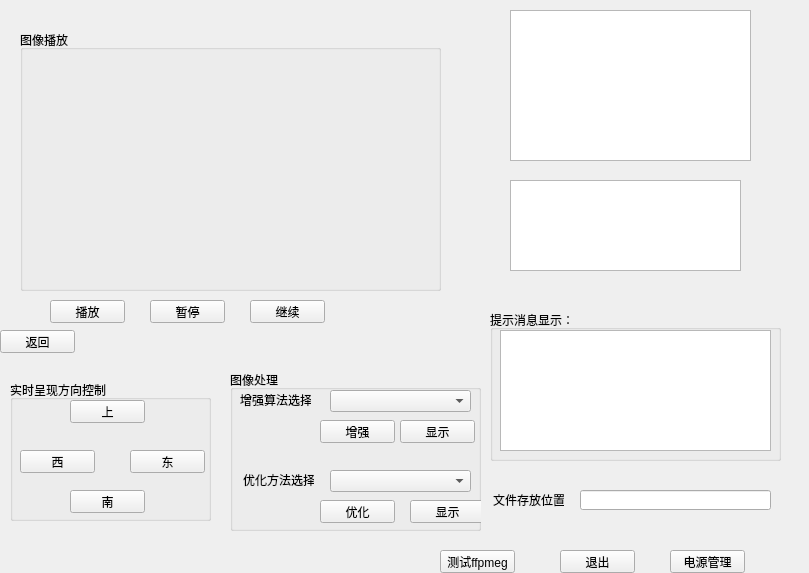
Qt form Project_gather/QtRealtimeimage.ui (mohanmode2008/Terminal) before a commit.
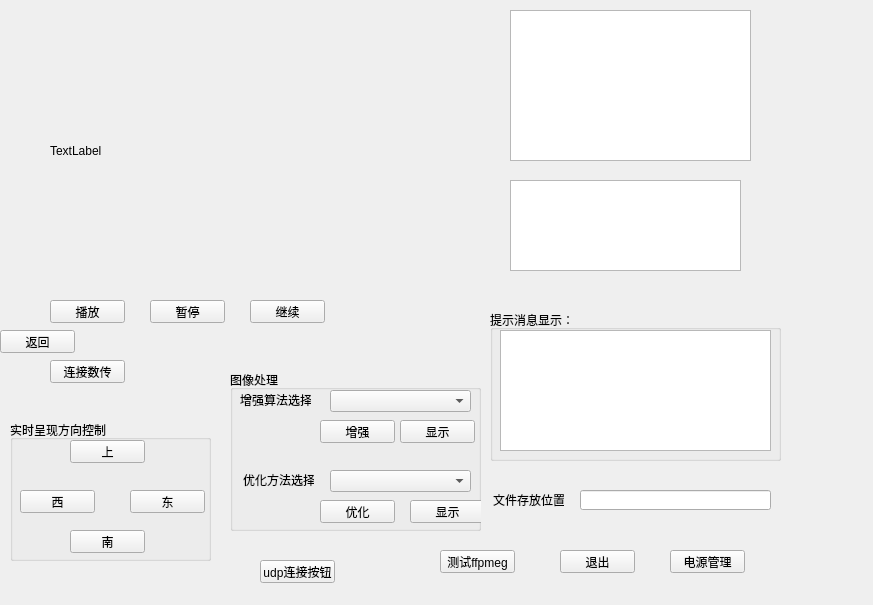
The same form after that commit.

Diff of the .ui file:
```diff
--- a/Project_gather/QtRealtimeimage.ui
+++ b/Project_gather/QtRealtimeimage.ui
@@ -6,26 +6,13 @@
    <rect>
     <x>0</x>
     <y>0</y>
-    <width>809</width>
-    <height>573</height>
+    <width>873</width>
+    <height>605</height>
    </rect>
   </property>
   <property name="windowTitle">
    <string>QtRealtimeimage</string>
   </property>
-  <widget class="QGroupBox" name="groupBox">
-   <property name="geometry">
-    <rect>
-     <x>20</x>
-     <y>30</y>
-     <width>421</width>
-     <height>261</height>
-    </rect>
-   </property>
-   <property name="title">
-    <string>图像播放</string>
-   </property>
-  </widget>
   <widget class="QPushButton" name="btn_stop">
    <property name="geometry">
     <rect>
@@ -56,7 +43,7 @@
    <property name="geometry">
     <rect>
      <x>10</x>
-     <y>380</y>
+     <y>420</y>
      <width>201</width>
      <height>141</height>
     </rect>
@@ -359,6 +346,45 @@
     <string>返回</string>
    </property>
   </widget>
+  <widget class="QPushButton" name="btn_to_data_tran">
+   <property name="geometry">
+    <rect>
+     <x>50</x>
+     <y>360</y>
+     <width>75</width>
+     <height>23</height>
+    </rect>
+   </property>
+   <property name="text">
+    <string>连接数传</string>
+   </property>
+  </widget>
+  <widget class="QLabel" name="label_show">
+   <property name="geometry">
+    <rect>
+     <x>50</x>
+     <y>50</y>
+     <width>331</width>
+     <height>201</height>
+    </rect>
+   </property>
+   <property name="text">
+    <string>TextLabel</string>
+   </property>
+  </widget>
+  <widget class="QPushButton" name="btn_to_connect_udp">
+   <property name="geometry">
+    <rect>
+     <x>260</x>
+     <y>560</y>
+     <width>75</width>
+     <height>23</height>
+    </rect>
+   </property>
+   <property name="text">
+    <string>udp连接按钮</string>
+   </property>
+  </widget>
  </widget>
  <layoutdefault spacing="6" margin="11"/>
  <resources/>
```
Left out of the diff: 4 changed lines with no effect on the pictures.
